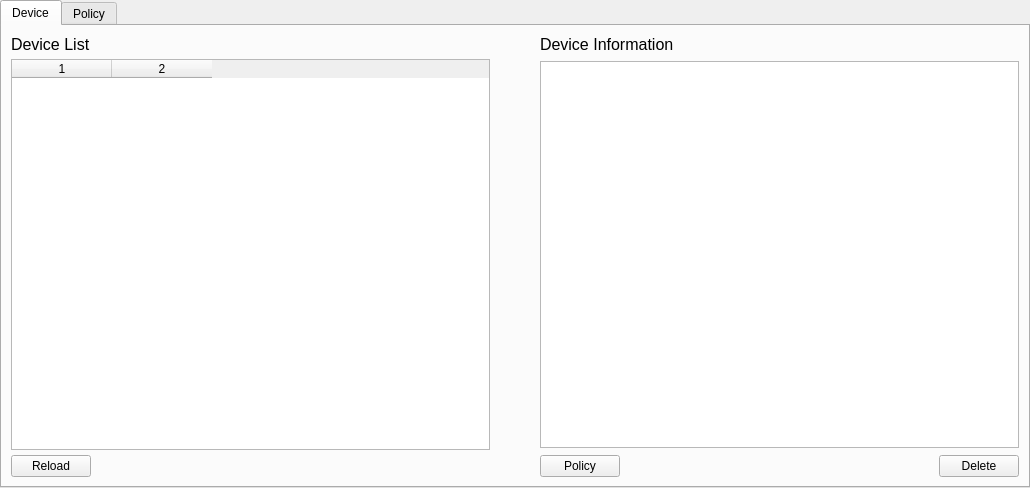
Old version of the form app/netblock/mainwindow.ui in the repository wifievent/netblock.
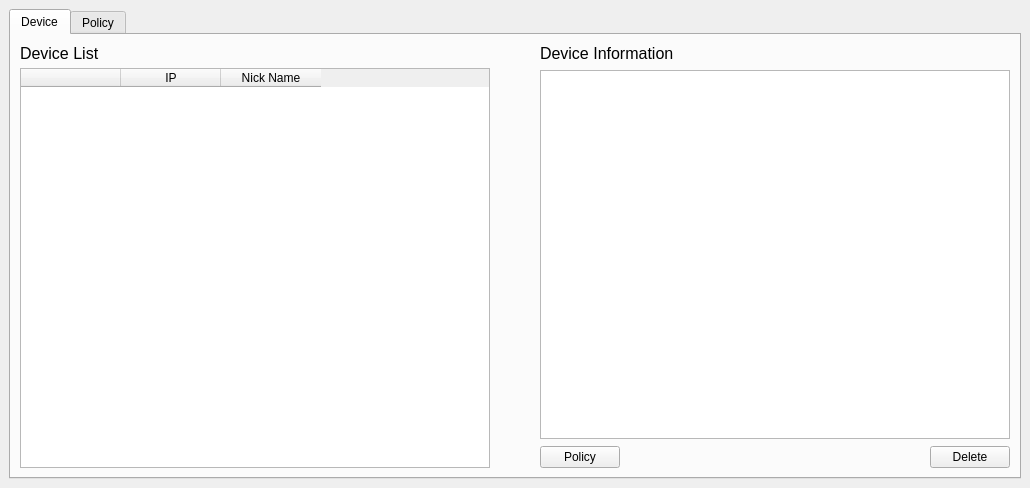
New version of the form. Icons and pictures are not drawn.

```diff
--- a/app/netblock/mainwindow.ui
+++ b/app/netblock/mainwindow.ui
@@ -24,15 +24,9 @@
      <verstretch>0</verstretch>
     </sizepolicy>
    </property>
+   <layout class="QHBoxLayout" name="horizontalLayout_2">
+    <item>
    <widget class="QTabWidget" name="tabWidget">
-    <property name="geometry">
-     <rect>
-      <x>0</x>
-      <y>0</y>
-      <width>1030</width>
-      <height>488</height>
-     </rect>
-    </property>
     <property name="currentIndex">
      <number>0</number>
     </property>
@@ -74,36 +68,31 @@
                 <height>4</height>
                </size>
               </property>
+                <property name="lineWidth">
+                 <number>1</number>
+                </property>
               <property name="columnCount">
-               <number>2</number>
-              </property>
-              <column/>
-              <column/>
-             </widget>
-            </item>
-            <item>
-             <layout class="QHBoxLayout" name="reSearchLayout">
-              <item>
-               <widget class="QPushButton" name="reloadBtn">
+                 <number>3</number>
+                </property>
+                <column>
                 <property name="text">
-                 <string>Reload</string>
-                </property>
-               </widget>
-              </item>
-              <item>
-               <spacer name="horizontalSpacer">
-                <property name="orientation">
-                 <enum>Qt::Horizontal</enum>
-                </property>
-                <property name="sizeHint" stdset="0">
-                 <size>
-                  <width>40</width>
-                  <height>20</height>
-                 </size>
-                </property>
-               </spacer>
+                  <string/>
+                 </property>
+                </column>
+                <column>
+                 <property name="text">
+                  <string>IP</string>
+                 </property>
+                </column>
+                <column>
+                 <property name="text">
+                  <string>Nick Name</string>
+                 </property>
+                </column>
+               </widget>
               </item>
-             </layout>
+              <item>
+               <layout class="QHBoxLayout" name="reSearchLayout"/>
             </item>
            </layout>
           </item>
@@ -134,7 +123,7 @@
                <number>7</number>
               </property>
               <item>
-               <widget class="QPushButton" name="policyBtn">
+                 <widget class="QPushButton" name="devPolicyBtn">
                 <property name="text">
                  <string>Policy</string>
                 </property>
@@ -154,7 +143,7 @@
                </spacer>
               </item>
               <item>
-               <widget class="QPushButton" name="deleteBtn">
+                 <widget class="QPushButton" name="devDeleteBtn">
                 <property name="text">
                  <string>Delete</string>
                 </property>
@@ -390,7 +379,10 @@
          </widget>
         </item>
         <item>
-         <widget class="QPushButton" name="addButton">
+           <widget class="QPushButton" name="policyAddButton">
+            <property name="enabled">
+             <bool>false</bool>
+            </property>
           <property name="sizePolicy">
            <sizepolicy hsizetype="Fixed" vsizetype="Fixed">
             <horstretch>0</horstretch>
@@ -403,7 +395,10 @@
          </widget>
         </item>
         <item>
-         <widget class="QPushButton" name="editButton">
+           <widget class="QPushButton" name="policyEditButton">
+            <property name="enabled">
+             <bool>false</bool>
+            </property>
           <property name="sizePolicy">
            <sizepolicy hsizetype="Fixed" vsizetype="Fixed">
             <horstretch>0</horstretch>
@@ -416,7 +411,10 @@
          </widget>
         </item>
         <item>
-         <widget class="QPushButton" name="deleteButton">
+           <widget class="QPushButton" name="policyDeleteButton">
+            <property name="enabled">
+             <bool>false</bool>
+            </property>
           <property name="sizePolicy">
            <sizepolicy hsizetype="Fixed" vsizetype="Fixed">
             <horstretch>0</horstretch>
@@ -433,6 +431,8 @@
      </layout>
     </widget>
    </widget>
+    </item>
+   </layout>
   </widget>
  </widget>
  <resources/>
```
Lines whose indentation alone changed are shown as unchanged.
